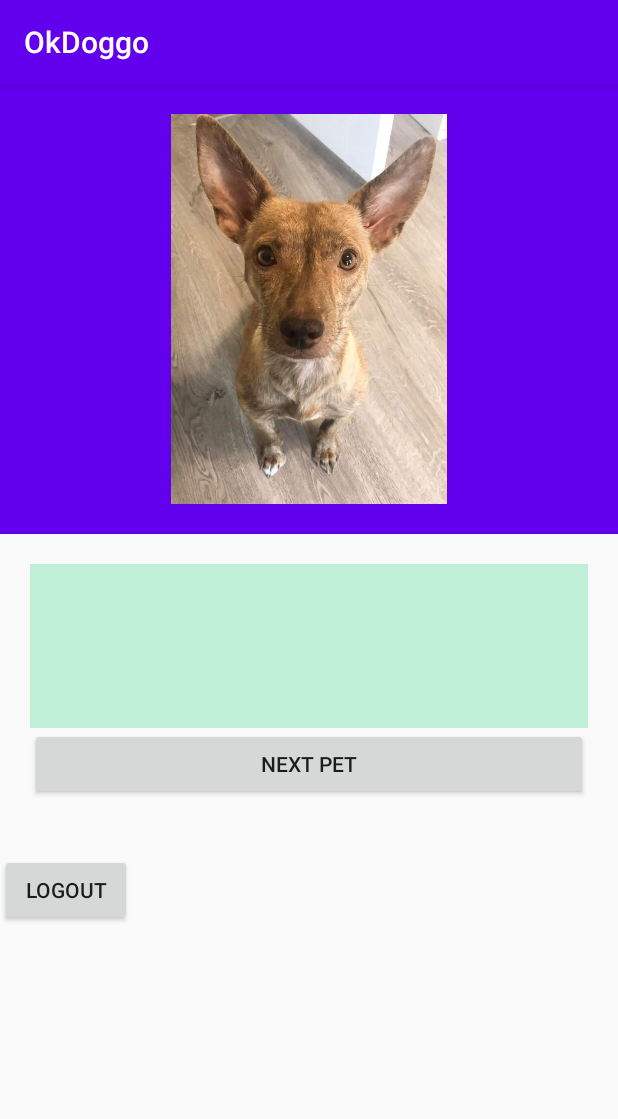
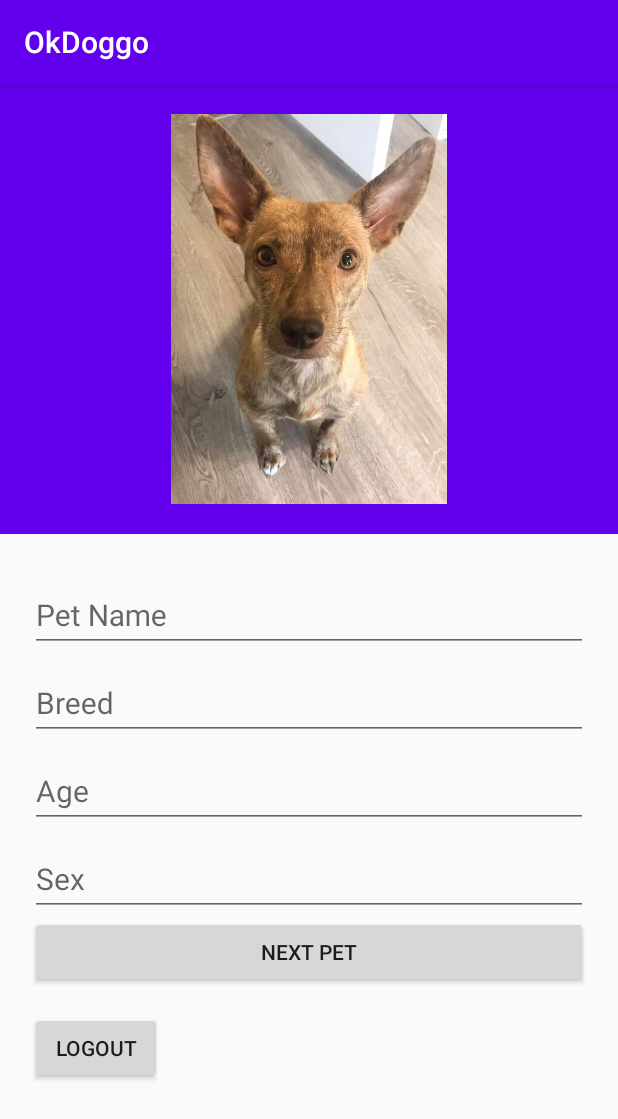
Before and after one commit to colynw/OkDoggo, an Android app: the MainActivity screen opened directly, with no data from a screen before it, on a phone screen of 412 x 824 dp. Shown: the top 1119 px of the screen. Run offline under Robolectric (Android 15) with nearby library versions, the phone set to English and light mode, and no system bars; our stand-ins replace Firebase (no records; nobody signed in at launch, a user with empty details on screens opened directly).

Commit message:
made pet screen look better

```diff
--- a/app/src/main/java/com/example/oktesto2/MainActivity.java
+++ b/app/src/main/java/com/example/oktesto2/MainActivity.java
@@ -41,7 +41,8 @@ public class MainActivity extends AppCompatActivity {
 
 
 
-    TextView PET_NAME, BREED, AGE, SEX;
+
+    EditText PET_NAME,BREED,AGE, SEX;
 
 
 
@@ -57,6 +58,7 @@ public class MainActivity extends AppCompatActivity {
         BREED=findViewById(R.id.Breed);
         AGE=findViewById(R.id.Age);
         SEX=findViewById(R.id.Sex);
+
 
 
         int[] images = {R.drawable.dog1,R.drawable.bella,R.drawable.weds,R.drawable.molly,R.drawable.april,R.drawable.cheeto};
--- a/app/src/main/res/layout/activity_main.xml
+++ b/app/src/main/res/layout/activity_main.xml
@@ -32,49 +32,71 @@
         android:orientation="vertical"
         android:padding="20dp">
 
-    <TextView
+
+
+
+
+
+        <com.google.android.material.textfield.TextInputLayout
+            android:layout_width="match_parent"
+            android:layout_height="wrap_content"
+            android:hint="Pet Name">
+            <EditText
                 android:id="@+id/Dog"
                 android:layout_width="match_parent"
                 android:layout_height="wrap_content"
-        android:background="#c0efd8"
-        android:gravity="center"
                 android:text="Brad"
-        android:textColor="@android:color/white"
+                android:focusable="false"
+                android:textColor="@android:color/black"
                 android:textSize="20sp"
-        android:textStyle="bold" />
+                />
+        </com.google.android.material.textfield.TextInputLayout>
 
-    <TextView
+
+        <com.google.android.material.textfield.TextInputLayout
+            android:layout_width="match_parent"
+            android:layout_height="wrap_content"
+            android:hint="Breed">
+            <EditText
                 android:id="@+id/Breed"
                 android:layout_width="match_parent"
                 android:layout_height="wrap_content"
-        android:background="#c0efd8"
-        android:gravity="center"
-        android:text="Pit_Bull"
-        android:textColor="@android:color/white"
+                android:text="Brad"
+                android:focusable="false"
+                android:textColor="@android:color/black"
                 android:textSize="20sp"
-        android:textStyle="bold" />
+                />
+        </com.google.android.material.textfield.TextInputLayout>
 
-    <TextView
+        <com.google.android.material.textfield.TextInputLayout
+            android:layout_width="match_parent"
+            android:layout_height="wrap_content"
+            android:hint="Age">
+            <EditText
                 android:id="@+id/Age"
                 android:layout_width="match_parent"
                 android:layout_height="wrap_content"
-        android:background="#c0efd8"
-        android:gravity="center"
-        android:text="@string/_12"
-        android:textColor="@android:color/white"
+                android:text="Brad"
+                android:focusable="false"
+                android:textColor="@android:color/black"
                 android:textSize="20sp"
-        android:textStyle="bold" />
+                />
+        </com.google.android.material.textfield.TextInputLayout>
 
-    <TextView
+        <com.google.android.material.textfield.TextInputLayout
+            android:layout_width="match_parent"
+            android:layout_height="wrap_content"
+            android:hint="Sex">
+            <EditText
                 android:id="@+id/Sex"
                 android:layout_width="match_parent"
                 android:layout_height="wrap_content"
-        android:background="#c0efd8"
-        android:gravity="center"
-        android:text="Male"
-        android:textColor="@android:color/white"
+                android:text="Brad"
+                android:focusable="false"
+                android:textColor="@android:color/black"
                 android:textSize="20sp"
-        android:textStyle="bold" />
+                />
+        </com.google.android.material.textfield.TextInputLayout>
 
         <Button
             android:id="@+id/Next_Pet"
@@ -82,11 +104,6 @@
             android:layout_height="wrap_content"
             android:text="Next Pet"
             android:gravity="center"/>
-
-    </LinearLayout>
-
-
-
 
         <Button
             android:id="@+id/Logout"
@@ -98,6 +115,7 @@
             app:layout_constraintEnd_toEndOf="parent"
             app:layout_constraintTop_toTopOf="parent" />
 
+    </LinearLayout>
 
 
 </LinearLayout>
```
Lines whose indentation alone changed are shown as unchanged.
